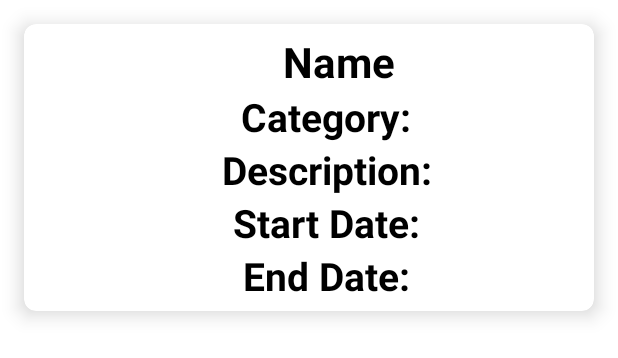
After one commit to MikolajCieslik/Habitary, an Android app: the layout tasks_rv.xml on its own in the app's theme, with its tools: preview values and no code run, on a phone screen of 412 x 824 dp. The commit adds this screen. Shown: the top 358 px of the screen. Run offline under Robolectric (Android 15) with nearby library versions, the phone set to English and light mode, and no system bars.

Commit message:
Tasks view restored
firestore/Tasks/idUser is String, not Reference (cannot load)

```diff
--- /dev/null
+++ b/app/src/main/res/layout/tasks_rv.xml
@@ -0,0 +1,138 @@
+<?xml version="1.0" encoding="utf-8"?>
+<androidx.cardview.widget.CardView xmlns:android="http://schemas.android.com/apk/res/android"
+    android:layout_width="match_parent"
+    android:layout_height="wrap_content"
+    xmlns:app="http://schemas.android.com/apk/res-auto"
+    app:cardElevation="8dp"
+    app:cardCornerRadius="8dp"
+    android:layout_margin="16dp"
+    >
+
+    <LinearLayout
+        android:layout_width="match_parent"
+        android:layout_height="wrap_content"
+        android:layout_marginStart="16dp"
+        android:layout_marginVertical="6dp"
+        android:orientation="vertical"
+        android:layout_gravity="center">
+
+        <LinearLayout
+            android:layout_width="wrap_content"
+            android:layout_height="wrap_content"
+            android:layout_gravity="center"
+            android:orientation="horizontal">
+
+
+            <TextView
+                android:id="@+id/taskName"
+                android:layout_width="wrap_content"
+                android:layout_height="wrap_content"
+                android:layout_marginStart="8dp"
+                android:text="@string/stringName"
+                android:textColor="@color/black"
+                android:textSize="28sp"
+                android:textStyle="bold" />
+
+        </LinearLayout>
+
+        <LinearLayout
+            android:layout_width="wrap_content"
+            android:layout_height="wrap_content"
+            android:layout_gravity="center"
+            android:orientation="horizontal">
+
+            <TextView
+                android:layout_width="wrap_content"
+                android:layout_height="wrap_content"
+                android:text="@string/stringCategory"
+                android:textColor="@color/black"
+                android:textSize="26sp"
+                android:textStyle="bold"/>
+
+            <TextView
+                android:layout_width="wrap_content"
+                android:layout_height="wrap_content"
+                android:id="@+id/category"
+                android:layout_marginStart="8dp"
+                android:text=""
+                android:textColor="@color/black"
+                android:textSize="20sp"/>
+
+        </LinearLayout>
+        <LinearLayout
+            android:layout_width="wrap_content"
+            android:layout_height="wrap_content"
+            android:layout_gravity="center"
+            android:orientation="horizontal">
+
+            <TextView
+                android:layout_width="wrap_content"
+                android:layout_height="wrap_content"
+                android:text="@string/stringDescription"
+                android:textColor="@color/black"
+                android:textSize="26sp"
+                android:textStyle="bold"/>
+
+            <TextView
+                android:layout_width="wrap_content"
+                android:layout_height="wrap_content"
+                android:id="@+id/description"
+                android:layout_marginStart="8dp"
+                android:text=""
+                android:textColor="@color/black"
+                android:textSize="20sp"/>
+
+        </LinearLayout>
+        <LinearLayout
+            android:layout_width="wrap_content"
+            android:layout_height="wrap_content"
+            android:layout_gravity="center"
+            android:orientation="horizontal">
+
+            <TextView
+                android:layout_width="wrap_content"
+                android:layout_height="wrap_content"
+                android:text="@string/stringStartDate"
+                android:textColor="@color/black"
+                android:textSize="26sp"
+                android:textStyle="bold"/>
+
+            <TextView
+                android:layout_width="wrap_content"
+                android:layout_height="wrap_content"
+                android:id="@+id/startDate"
+                android:layout_marginStart="8dp"
+                android:text=""
+                android:textColor="@color/black"
+                android:textSize="20sp"/>
+
+        </LinearLayout>
+        <LinearLayout
+            android:layout_width="wrap_content"
+            android:layout_height="wrap_content"
+            android:layout_gravity="center"
+            android:orientation="horizontal">
+
+            <TextView
+                android:layout_width="wrap_content"
+                android:layout_height="wrap_content"
+                android:text="@string/stringEndDate"
+                android:textColor="@color/black"
+                android:textSize="26sp"
+                android:textStyle="bold"/>
+
+            <TextView
+                android:layout_width="wrap_content"
+                android:layout_height="wrap_content"
+                android:id="@+id/endDate"
+                android:layout_marginStart="8dp"
+                android:text=""
+                android:textColor="@color/black"
+                android:textSize="20sp"/>
+
+        </LinearLayout>
+
+
+
+    </LinearLayout>
+</androidx.cardview.widget.CardView>
```
Also changed, not shown: app/src/main/java/com/example/habitary/MainActivity.java (+43 -0 lines), app/src/main/java/com/example/habitary/TaskRVAdapter.java (added, +75 -0 lines), app/src/main/res/layout/activity_main.xml (+9 -0 lines).
